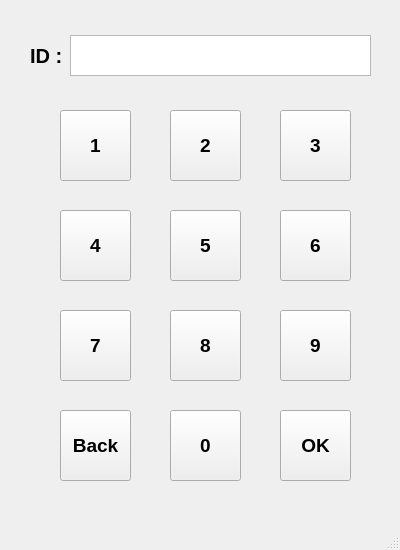
Above: ui/main.ui from tonymtu/MaskDetect before the change. Below: the same form after it.
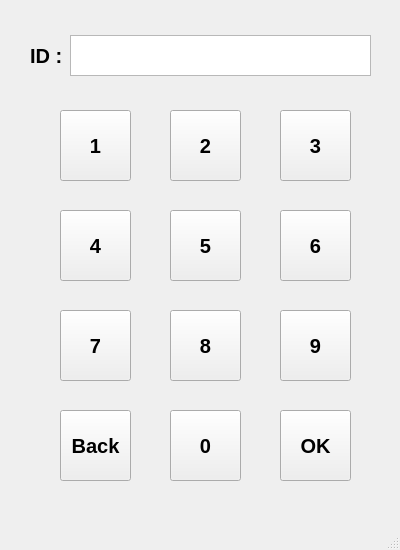
That is the form after the change.

The edit to the form file:
```diff
--- a/ui/main.ui
+++ b/ui/main.ui
@@ -69,7 +69,7 @@
     </property>
     <property name="font">
      <font>
-      <pointsize>14</pointsize>
+      <pointsize>15</pointsize>
       <weight>75</weight>
       <bold>true</bold>
      </font>
@@ -89,7 +89,7 @@
     </property>
     <property name="font">
      <font>
-      <pointsize>14</pointsize>
+      <pointsize>15</pointsize>
       <weight>75</weight>
       <bold>true</bold>
      </font>
@@ -109,7 +109,7 @@
     </property>
     <property name="font">
      <font>
-      <pointsize>14</pointsize>
+      <pointsize>15</pointsize>
       <weight>75</weight>
       <bold>true</bold>
      </font>
@@ -129,7 +129,7 @@
     </property>
     <property name="font">
      <font>
-      <pointsize>14</pointsize>
+      <pointsize>15</pointsize>
       <weight>75</weight>
       <bold>true</bold>
      </font>
@@ -149,7 +149,7 @@
     </property>
     <property name="font">
      <font>
-      <pointsize>14</pointsize>
+      <pointsize>15</pointsize>
       <weight>75</weight>
       <bold>true</bold>
      </font>
@@ -169,7 +169,7 @@
     </property>
     <property name="font">
      <font>
-      <pointsize>14</pointsize>
+      <pointsize>15</pointsize>
       <weight>75</weight>
       <bold>true</bold>
      </font>
@@ -189,7 +189,7 @@
     </property>
     <property name="font">
      <font>
-      <pointsize>14</pointsize>
+      <pointsize>15</pointsize>
       <weight>75</weight>
       <bold>true</bold>
      </font>
@@ -209,7 +209,7 @@
     </property>
     <property name="font">
      <font>
-      <pointsize>14</pointsize>
+      <pointsize>15</pointsize>
       <weight>75</weight>
       <bold>true</bold>
      </font>
@@ -229,7 +229,7 @@
     </property>
     <property name="font">
      <font>
-      <pointsize>14</pointsize>
+      <pointsize>15</pointsize>
       <weight>75</weight>
       <bold>true</bold>
      </font>
@@ -249,7 +249,7 @@
     </property>
     <property name="font">
      <font>
-      <pointsize>14</pointsize>
+      <pointsize>15</pointsize>
       <weight>75</weight>
       <bold>true</bold>
      </font>
@@ -269,7 +269,7 @@
     </property>
     <property name="font">
      <font>
-      <pointsize>14</pointsize>
+      <pointsize>15</pointsize>
       <weight>75</weight>
       <bold>true</bold>
      </font>
@@ -289,7 +289,7 @@
     </property>
     <property name="font">
      <font>
-      <pointsize>14</pointsize>
+      <pointsize>15</pointsize>
       <weight>75</weight>
       <bold>true</bold>
      </font>
```
